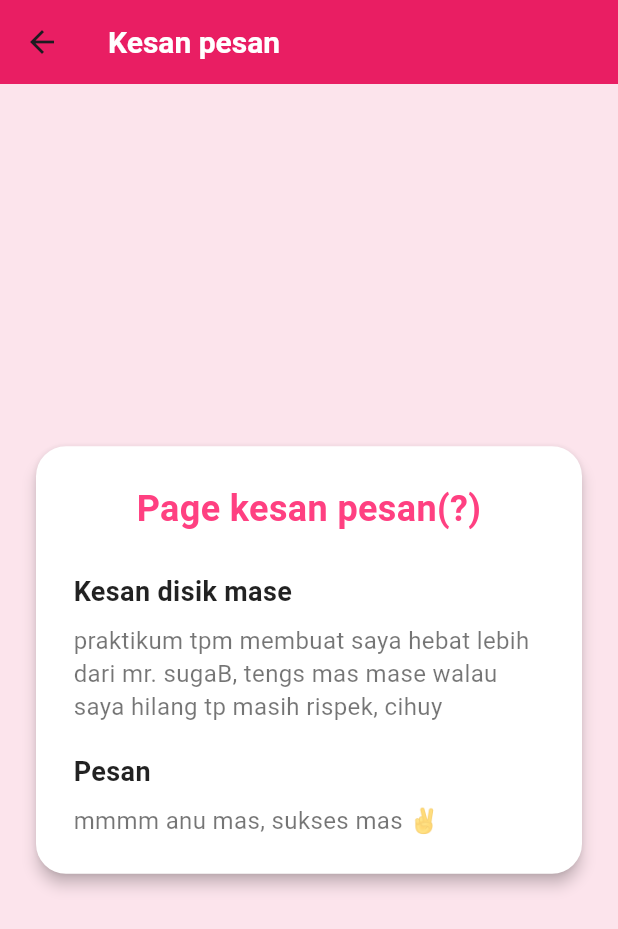
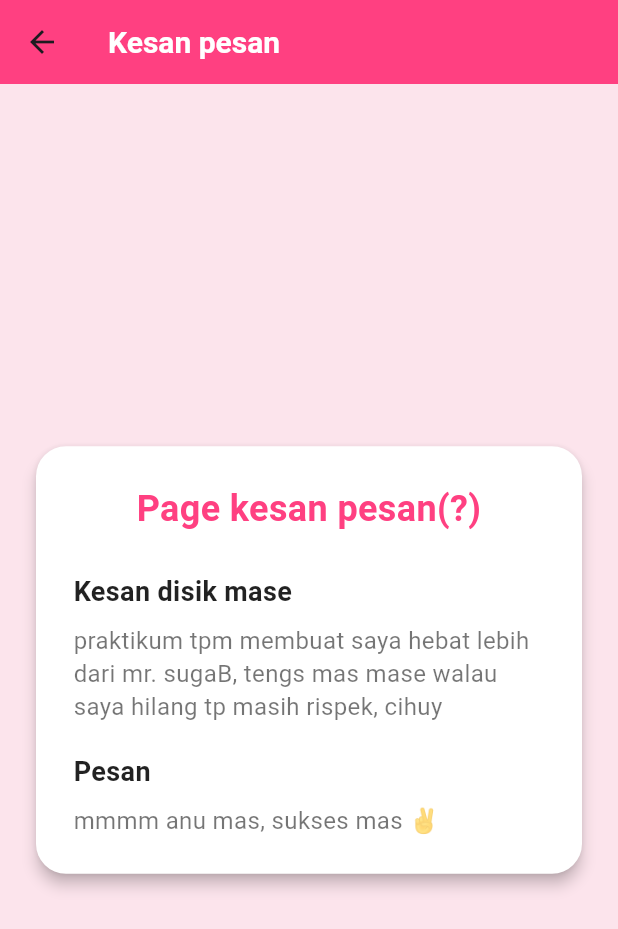
Before and after one commit to wdagda/responsi-123230209, a Flutter app: the hahayView screen opened directly, on a phone screen of 412 x 824 dp. Shown: the top 929 px of the screen. Run offline on Flutter 3.47's test engine with Material 3 defaults, Android fonts, the phone set to English and light mode, and no system bars; our stand-ins replace get, hive, hive_flutter, shared_preferences; accounts and stored records are empty.

Commit message:
hehe last

```diff
--- a/lib/controllers/favorite_controller.dart
+++ b/lib/controllers/favorite_controller.dart
@@ -37,7 +37,7 @@ class FavoriteController extends GetxController {
           backgroundColor: Colors.pink,
           colorText: Colors.white,
 
-          snackPosition: SnackPosition.TOP,
+          snackPosition: SnackPosition.BOTTOM,
 
           margin: EdgeInsets.all(15),
 
@@ -59,7 +59,7 @@ class FavoriteController extends GetxController {
           backgroundColor: Colors.pink,
           colorText: Colors.white,
 
-          snackPosition: SnackPosition.TOP,
+          snackPosition: SnackPosition.BOTTOM,
 
           margin: EdgeInsets.all(15),
 
--- a/lib/views/hahay_view.dart
+++ b/lib/views/hahay_view.dart
@@ -8,7 +8,7 @@ class hahayView extends StatelessWidget {
     return Scaffold(
       appBar: AppBar(
         titleTextStyle: const TextStyle(color: Colors.white, fontSize: 20),
-        backgroundColor: Colors.pink,
+        backgroundColor: Colors.pinkAccent,
         elevation: 0,
         title: Column(
           crossAxisAlignment: CrossAxisAlignment.start,
```
